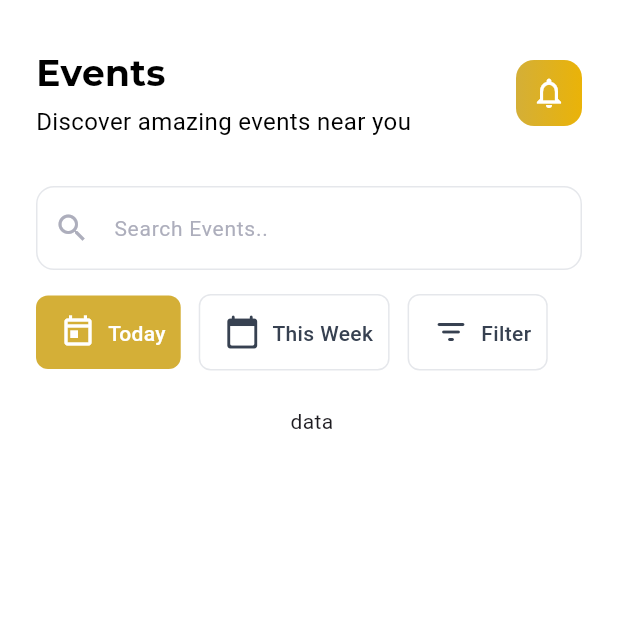
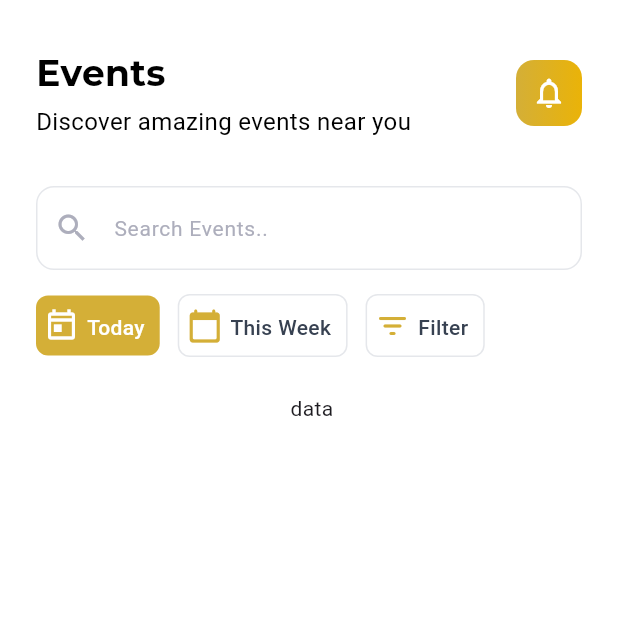
Before and after one commit to NizzCorp-O/eventivo, a Flutter app: the ParticipantHomeScreen screen opened directly, on a phone screen of 412 x 824 dp, the top half of it. Run offline on Flutter 3.47's test engine with Material 3 defaults, Android fonts, the phone set to English and light mode, and no system bars; our stand-ins replace bloc, cloud_firestore, firebase_auth, firebase_core, firebase_storage, flutter_bloc and 1 more; accounts and stored records are empty.

Commit message:
just updated filtered events

```diff
--- a/lib/features/Events/Presentation/widgets/event_widgets/filtered_events.dart
+++ b/lib/features/Events/Presentation/widgets/event_widgets/filtered_events.dart
@@ -24,15 +24,15 @@ class FilteredContainer extends StatelessWidget {
             children: [
               if (icons != null)
                 Padding(
-                  padding: const EdgeInsets.only(left: 16, bottom: 13, top: 12),
+                  padding: const EdgeInsets.only(left: 5, bottom: 5, top: 5),
                   child: Icon(
                     icons,
                     color: selectedindex == true
                         ? ColorConstant.MainWhite
-                        : Color(0xFF374151),
+                        : ColorConstant.GradientColor1,
                   ),
                 ),
-              SizedBox(width: 8),
+              SizedBox(width: 5),
               Padding(
                 padding: const EdgeInsets.only(bottom: 9, right: 10, top: 11),
                 child: Text(
```
